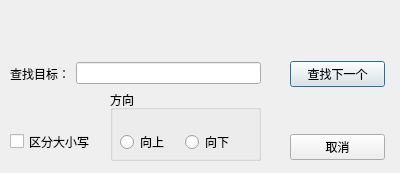
Qt form test2_textEditor/finddialog.ui (Chyeho/QtCourse) before a commit.
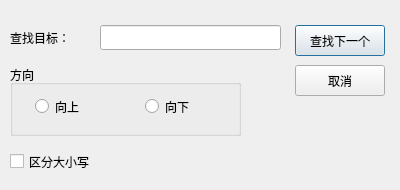
The same form after that commit.

Commit message: 修复查找失败bug

```diff
--- a/test2_textEditor/finddialog.ui
+++ b/test2_textEditor/finddialog.ui
@@ -7,119 +7,113 @@
     <x>0</x>
     <y>0</y>
     <width>400</width>
-    <height>173</height>
+    <height>190</height>
    </rect>
   </property>
   <property name="windowTitle">
    <string>Dialog</string>
   </property>
-  <widget class="QCheckBox" name="caseSensitiveCheck">
+  <widget class="QLabel" name="label">
    <property name="geometry">
     <rect>
      <x>10</x>
-     <y>130</y>
-     <width>101</width>
-     <height>23</height>
+     <y>25</y>
+     <width>81</width>
+     <height>25</height>
     </rect>
    </property>
    <property name="text">
-    <string>区分大小写</string>
+    <string>查找目标：</string>
+   </property>
+  </widget>
+  <widget class="QLineEdit" name="findEdit">
+   <property name="geometry">
+    <rect>
+     <x>100</x>
+     <y>25</y>
+     <width>181</width>
+     <height>25</height>
+    </rect>
    </property>
   </widget>
   <widget class="QGroupBox" name="groupBox">
    <property name="geometry">
     <rect>
-     <x>110</x>
-     <y>90</y>
-     <width>151</width>
+     <x>10</x>
+     <y>65</y>
+     <width>231</width>
      <height>71</height>
     </rect>
    </property>
    <property name="title">
     <string>方向</string>
    </property>
+   <widget class="QRadioButton" name="radioUp">
+    <property name="geometry">
+     <rect>
+      <x>25</x>
+      <y>30</y>
+      <width>80</width>
+      <height>23</height>
+     </rect>
+    </property>
+    <property name="text">
+     <string>向上</string>
+    </property>
+   </widget>
+   <widget class="QRadioButton" name="radioDown">
+    <property name="geometry">
+     <rect>
+      <x>135</x>
+      <y>30</y>
+      <width>80</width>
+      <height>23</height>
+     </rect>
+    </property>
+    <property name="text">
+     <string>向下</string>
+    </property>
+   </widget>
   </widget>
-  <widget class="QWidget" name="">
-   <property name="geometry">
-    <rect>
-     <x>290</x>
-     <y>20</y>
-     <width>95</width>
-     <height>181</height>
-    </rect>
-   </property>
-   <layout class="QVBoxLayout" name="verticalLayout">
-    <item>
-     <widget class="QPushButton" name="btnFindNext">
-      <property name="text">
-       <string>查找下一个</string>
-      </property>
-     </widget>
-    </item>
-    <item>
-     <widget class="QPushButton" name="btnCancel">
-      <property name="text">
-       <string>取消</string>
-      </property>
-     </widget>
-    </item>
-   </layout>
-  </widget>
-  <widget class="QWidget" name="">
+  <widget class="QCheckBox" name="caseSensitiveCheck">
    <property name="geometry">
     <rect>
      <x>10</x>
-     <y>60</y>
-     <width>251</width>
-     <height>27</height>
+     <y>150</y>
+     <width>101</width>
+     <height>23</height>
     </rect>
    </property>
-   <layout class="QHBoxLayout" name="horizontalLayout">
-    <item>
-     <widget class="QLabel" name="label">
-      <property name="text">
-       <string>查找目标：</string>
-      </property>
-     </widget>
-    </item>
-    <item>
-     <widget class="QLineEdit" name="findEdit"/>
-    </item>
-   </layout>
+   <property name="text">
+    <string>区分大小写</string>
+   </property>
   </widget>
-  <widget class="QWidget" name="">
+  <widget class="QPushButton" name="btnFindNext">
    <property name="geometry">
     <rect>
-     <x>120</x>
-     <y>130</y>
-     <width>123</width>
-     <height>25</height>
+     <x>295</x>
+     <y>25</y>
+     <width>90</width>
+     <height>31</height>
     </rect>
    </property>
-   <layout class="QHBoxLayout" name="horizontalLayout_2">
-    <item>
-     <widget class="QRadioButton" name="radioUp">
-      <property name="text">
-       <string>向上</string>
-      </property>
-     </widget>
-    </item>
-    <item>
-     <widget class="QRadioButton" name="radioDown">
-      <property name="text">
-       <string>向下</string>
-      </property>
-     </widget>
-    </item>
-   </layout>
+   <property name="text">
+    <string>查找下一个</string>
+   </property>
   </widget>
-  <zorder>groupBox</zorder>
-  <zorder>label</zorder>
-  <zorder>radioUp</zorder>
-  <zorder>radioDown</zorder>
-  <zorder>caseSensitiveCheck</zorder>
-  <zorder>btnFindNext</zorder>
-  <zorder>btnCancel</zorder>
+  <widget class="QPushButton" name="btnCancel">
+   <property name="geometry">
+    <rect>
+     <x>295</x>
+     <y>65</y>
+     <width>90</width>
+     <height>31</height>
+    </rect>
+   </property>
+   <property name="text">
+    <string>取消</string>
+   </property>
+  </widget>
  </widget>
  <resources/>
  <connections/>
```
Left out of the diff: 2 changed lines with no effect on the pictures. The commit also changes 3 other files.
